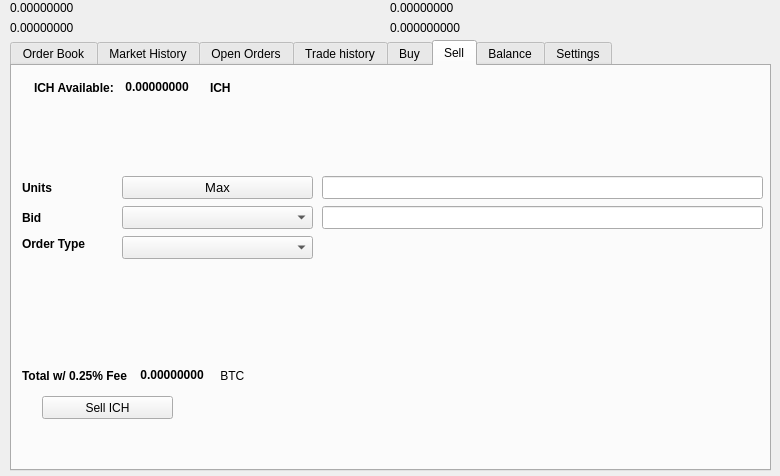
Qt form src/qt/forms/tradingdialog.ui (LordSoylent/ICHIBA) before a commit.
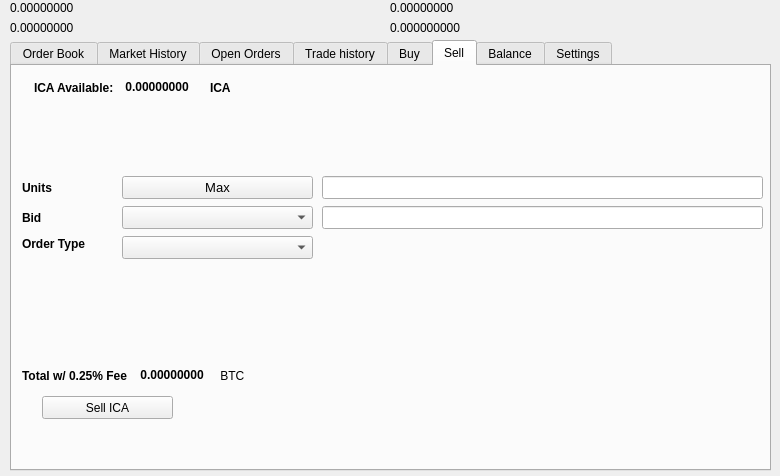
The same form after that commit. The open tabs and pages were chosen to show the change. Icons and pictures are not drawn.

Patch:
```diff
--- a/src/qt/forms/tradingdialog.ui
+++ b/src/qt/forms/tradingdialog.ui
@@ -1751,7 +1751,7 @@
       </rect>
      </property>
      <property name="text">
-      <string>Sell ICH</string>
+      <string>Sell ICA</string>
      </property>
      <property name="icon">
       <iconset resource="../ichibacoin">
@@ -1777,7 +1777,7 @@
          </font>
         </property>
         <property name="text">
-         <string>ICH Available:</string>
+         <string>ICA Available:</string>
         </property>
        </widget>
       </item>
@@ -2221,7 +2221,7 @@
          </font>
         </property>
         <property name="text">
-         <string>ICH</string>
+         <string>ICA</string>
         </property>
        </widget>
       </item>
```
Left out of the diff: 34 changed lines with no effect on the pictures.
